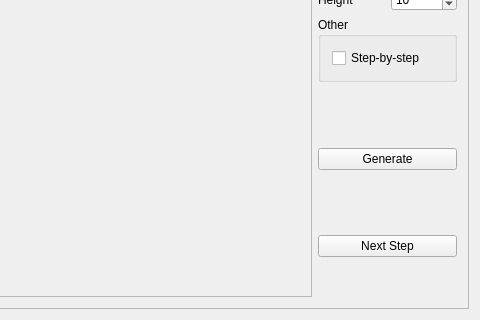
First picture: the form in maze_generator_view/mainwindow.ui, repository roman-verchikov/maze_generator_project, before the edit; both pictures show x 330 to 810 and y 227 to 547 of the 810 by 547 pixel window.
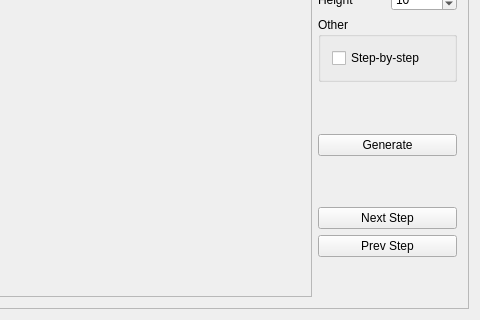
Second picture: the form after the edit. Custom widgets are drawn as their Qt base class.

Commit message: Now it's possible to show maze step-by-step.

```diff
--- a/maze_generator_view/mainwindow.ui
+++ b/maze_generator_view/mainwindow.ui
@@ -247,6 +247,13 @@
              </property>
             </widget>
            </item>
+           <item>
+            <widget class="QPushButton" name="prevStepButton">
+             <property name="text">
+              <string>Prev Step</string>
+             </property>
+            </widget>
+           </item>
            <item>
             <spacer name="verticalSpacer">
              <property name="orientation">
```
The commit also changes 7 other files.
